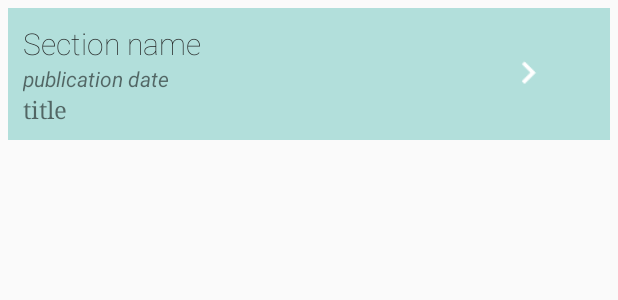
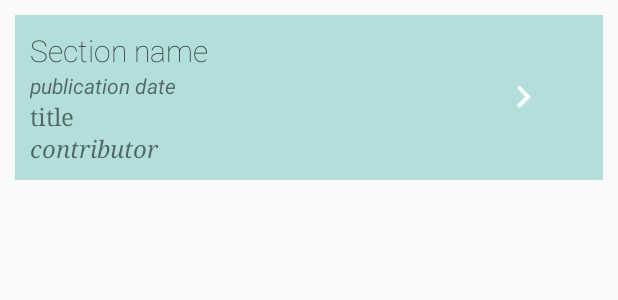
Before and after one commit to nicolacaze/GuardianNewsApp, an Android app: the layout news_layout.xml on its own in the app's theme, with its tools: preview values and no code run, on a phone screen of 412 x 824 dp. Shown: the top 300 px of the screen. Run offline under Robolectric (Android 15) with nearby library versions, the phone set to English and light mode, and no system bars.

Commit message:
Get contributors result from API & implement swipe to refresh feature

```diff
--- a/app/build.gradle
+++ b/app/build.gradle
@@ -23,4 +23,6 @@ dependencies {
     compile fileTree(dir: 'libs', include: ['*.jar'])
     testCompile 'junit:junit:4.12'
     compile 'com.android.support:appcompat-v7:24.1.1'
+    compile 'com.android.support:support-v4:24.0.+'
+
 }
--- a/app/src/main/res/layout/news_layout.xml
+++ b/app/src/main/res/layout/news_layout.xml
@@ -3,11 +3,10 @@
     xmlns:tools="http://schemas.android.com/tools"
     android:layout_width="match_parent"
     android:layout_height="wrap_content"
-    android:layout_margin="5dp"
+    android:layout_margin="10dp"
     android:background="@color/colorPrimaryLight"
     android:orientation="horizontal"
     android:padding="10dp">
-
 
     <LinearLayout
         android:layout_width="wrap_content"
@@ -36,6 +35,13 @@
             android:layout_height="wrap_content"
             tools:text="title" />
 
+        <TextView
+            android:id="@+id/contributor"
+            style="@style/contributor"
+            android:layout_width="match_parent"
+            android:layout_height="wrap_content"
+            tools:text="contributor" />
+
     </LinearLayout>
 
     <ImageView
--- a/app/src/main/res/values/styles.xml
+++ b/app/src/main/res/values/styles.xml
@@ -26,4 +26,10 @@
         <item name="android:textSize">16sp</item>
     </style>
 
+    <style name="contributor">
+        <item name="android:fontFamily">times</item>
+        <item name="android:textSize">16sp</item>
+        <item name="android:textStyle">italic</item>
+    </style>
+
 </resources>
--- a/build.gradle
+++ b/build.gradle
@@ -5,7 +5,7 @@ buildscript {
         jcenter()
     }
     dependencies {
-        classpath 'com.android.tools.build:gradle:2.1.3'
+        classpath 'com.android.tools.build:gradle:2.2.0'
 
         // NOTE: Do not place your application dependencies here; they belong
         // in the individual module build.gradle files
```
Also changed, not shown: app/src/main/java/com/example/android/guardiannewsapp/MainActivity.java (+19 -6 lines), app/src/main/java/com/example/android/guardiannewsapp/News.java (+9 -4 lines), app/src/main/java/com/example/android/guardiannewsapp/NewsAdapter.java (+33 -12 lines), app/src/main/java/com/example/android/guardiannewsapp/Utils.java (+16 -3 lines), app/src/main/res/layout/activity_main.xml (+10 -9 lines).
